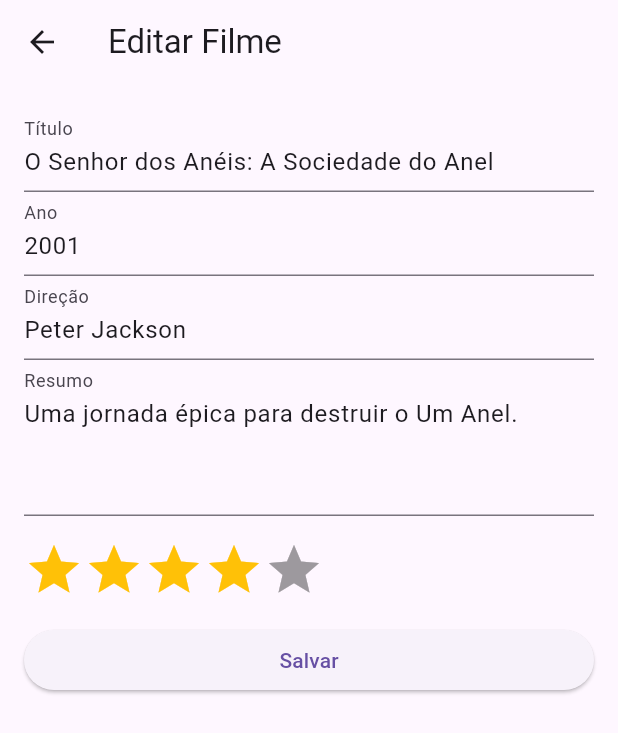
After one commit to brunojamelli/app_catalogo_filmes, a Flutter app: the screen it shows after launch, after a tap on "O Senhor dos Anéis: A Sociedade do Anel", on a phone screen of 412 x 824 dp. The commit adds this screen. Shown: the top 733 px of the screen. Run offline on Flutter 3.47's test engine with Material 3 defaults, Android fonts, the phone set to English and light mode, and no system bars; drawn by our look-alikes of flutter_rating_bar; our stand-ins replace sqflite; accounts and stored records are empty; network calls fail.

Commit message:
feat: criação do componente de cadastro / edição de filme, atualização do database helper e adição do float action button

```diff
--- /dev/null
+++ b/lib/cadastro_screen.dart
@@ -0,0 +1,155 @@
+import 'package:flutter/material.dart';
+import 'package:flutter_rating_bar/flutter_rating_bar.dart';
+import 'database.dart';
+
+class CadastroScreen extends StatefulWidget {
+  final Map<String, dynamic>? filme;
+
+  CadastroScreen({this.filme});
+
+  @override
+  _CadastroScreenState createState() => _CadastroScreenState();
+}
+
+class _CadastroScreenState extends State<CadastroScreen> {
+  final _formKey = GlobalKey<FormState>();
+  final _tituloController = TextEditingController();
+  final _anoController = TextEditingController();
+  final _direcaoController = TextEditingController();
+  final _resumoController = TextEditingController();
+  double _nota = 3;
+
+  // Lista de URLs de cartazes
+  final List<String> _cartazes = [
+    'https://image.tmdb.org/t/p/w500/rPdtL9s8cUROZK1hRflLQ9f7VnW.jpg', // O Poderoso Chefão
+    'https://image.tmdb.org/t/p/w500/8ZBY6YR9QYVDWX4Z3zQvJz4ZzZz.jpg', // O Senhor dos Anéis
+    'https://image.tmdb.org/t/p/w500/nBNZadXqJSdt05SHLqgT0HuC5Gm.jpg', // Interestelar
+    'https://image.tmdb.org/t/p/w500/7IiTTgloJzvGI1TAYymCfbfl3vT.jpg', // Outro filme
+    'https://image.tmdb.org/t/p/w500/9xjZS2rlVxm8SFx8kPC3aIGCOYQ.jpg', // Outro filme
+    'https://image.tmdb.org/t/p/w500/1Lh9LER4xRQ3INFFi2dfS2hpRwv.jpg', // Outro filme
+    'https://image.tmdb.org/t/p/w500/6oom5QYQ2yQTMJIbnvbkBL9cHo6.jpg', // Outro filme
+  ];
+
+  // Método para selecionar uma URL aleatória
+  String _getRandomPoster() {
+    final random = DateTime.now().millisecondsSinceEpoch % _cartazes.length;
+    return _cartazes[random];
+  }
+
+  @override
+  void initState() {
+    super.initState();
+    if (widget.filme != null) {
+      _tituloController.text = widget.filme!['titulo'];
+      _anoController.text = widget.filme!['ano'].toString();
+      _direcaoController.text = widget.filme!['direcao'];
+      _resumoController.text = widget.filme!['resumo'];
+      _nota = widget.filme!['nota'].toDouble();
+    }
+  }
+
+  void _salvarFilme() async {
+    if (_formKey.currentState!.validate()) {
+      final filme = {
+        'titulo': _tituloController.text,
+        'ano': int.parse(_anoController.text),
+        'direcao': _direcaoController.text,
+        'resumo': _resumoController.text,
+        'url_cartaz': _getRandomPoster(), // Atribui uma URL aleatória
+        'nota': _nota.round(),
+      };
+
+      if (widget.filme != null) {
+        filme['id'] = widget.filme!['id'];
+        await DatabaseHelper().updateFilme(filme);
+      } else {
+        await DatabaseHelper().insertFilme(filme);
+      }
+
+      ScaffoldMessenger.of(context).showSnackBar(
+        SnackBar(content: Text('Filme salvo com sucesso!')),
+      );
+      Navigator.pop(context);
+    }
+  }
+
+  @override
+  Widget build(BuildContext context) {
+    return Scaffold(
+      appBar: AppBar(
+        title: Text(widget.filme == null ? 'Adicionar Filme' : 'Editar Filme'),
+      ),
+      body: Padding(
+        padding: const EdgeInsets.all(16.0),
+        child: Form(
+          key: _formKey,
+          child: ListView(
+            children: [
+              TextFormField(
+                controller: _tituloController,
+                decoration: InputDecoration(labelText: 'Título'),
+                validator: (value) {
+                  if (value == null || value.isEmpty) {
+                    return 'Por favor, insira o título';
+                  }
+                  return null;
+                },
+              ),
+              TextFormField(
+                controller: _anoController,
+                decoration: InputDecoration(labelText: 'Ano'),
+                keyboardType: TextInputType.number,
+                validator: (value) {
+                  if (value == null || value.isEmpty) {
+                    return 'Por favor, insira o ano';
+                  }
+                  return null;
+                },
+              ),
+              TextFormField(
+                controller: _direcaoController,
+                decoration: InputDecoration(labelText: 'Direção'),
+                validator: (value) {
+                  if (value == null || value.isEmpty) {
+                    return 'Por favor, insira a direção';
+                  }
+                  return null;
+                },
+              ),
+              TextFormField(
+                controller: _resumoController,
+                decoration: InputDecoration(labelText: 'Resumo'),
+                maxLines: 3,
+                validator: (value) {
+                  if (value == null || value.isEmpty) {
+                    return 'Por favor, insira o resumo';
+                  }
+                  return null;
+                },
+              ),
+              SizedBox(height: 16),
+              RatingBar.builder(
+                initialRating: _nota,
+                minRating: 1,
+                direction: Axis.horizontal,
+                allowHalfRating: false,
+                itemCount: 5,
+                itemBuilder: (context, _) => Icon(Icons.star, color: Colors.amber),
+                onRatingUpdate: (rating) {
+                  setState(() {
+                    _nota = rating;
+                  });
+                },
+              ),
+              SizedBox(height: 16),
+              ElevatedButton(
+                onPressed: _salvarFilme,
+                child: Text('Salvar'),
+              ),
+            ],
+          ),
+        ),
+      ),
+    );
+  }
+}
--- a/lib/database.dart
+++ b/lib/database.dart
@@ -73,4 +73,19 @@ class DatabaseHelper {
     Database db = await database;
     return await db.query('filmes');
   }
+
+  Future<int> insertFilme(Map<String, dynamic> filme) async {
+    Database db = await database;
+    return await db.insert('filmes', filme);
+  }
+
+  Future<int> updateFilme(Map<String, dynamic> filme) async {
+    Database db = await database;
+    return await db.update('filmes', filme, where: 'id = ?', whereArgs: [filme['id']]);
+  }
+
+   Future<int> deleteFilme(int id) async {
+    Database db = await database;
+    return await db.delete('filmes', where: 'id = ?', whereArgs: [id]);
+  }
 }
--- a/lib/home_screen.dart
+++ b/lib/home_screen.dart
@@ -1,5 +1,6 @@
 import 'package:flutter/material.dart';
 import 'database.dart';
+import 'cadastro_screen.dart'; // Importe a tela de cadastro
 
 class HomeScreen extends StatefulWidget {
   @override
@@ -22,6 +23,33 @@ class _HomeScreenState extends State<HomeScreen> {
     });
   }
 
+  void _navegarParaCadastro() async {
+    await Navigator.push(
+      context,
+      MaterialPageRoute(builder: (context) => CadastroScreen()),
+    );
+    _carregarFilmes(); // Recarrega a lista após o cadastro
+  }
+
+  void _editarFilme(int id) async {
+    final filme = _filmes.firstWhere((filme) => filme['id'] == id);
+    await Navigator.push(
+      context,
+      MaterialPageRoute(
+        builder: (context) => CadastroScreen(filme: filme),
+      ),
+    );
+    _carregarFilmes(); // Recarrega a lista após a edição
+  }
+
+  void _removerFilme(int id) async {
+    await DatabaseHelper().deleteFilme(id);
+    ScaffoldMessenger.of(context).showSnackBar(
+      SnackBar(content: Text('Filme removido com sucesso!')),
+    );
+    _carregarFilmes(); // Recarrega a lista após a exclusão
+  }
+
   @override
   Widget build(BuildContext context) {
     return Scaffold(
@@ -38,7 +66,10 @@ class _HomeScreenState extends State<HomeScreen> {
         itemCount: _filmes.length,
         itemBuilder: (context, index) {
           final filme = _filmes[index];
-          return Card(
+          return GestureDetector(
+            onTap: () => _editarFilme(filme['id']), // Editar ao tocar
+            onLongPress: () => _removerFilme(filme['id']), // Remover ao tocar longo
+            child: Card(
               margin: EdgeInsets.all(8.0),
               child: Padding(
                 padding: EdgeInsets.all(8.0),
@@ -81,8 +112,13 @@ class _HomeScreenState extends State<HomeScreen> {
                   ],
                 ),
               ),
+            ),
           );
         },
+      ),
+      floatingActionButton: FloatingActionButton(
+        onPressed: _navegarParaCadastro, // Navegar para o cadastro
+        child: Icon(Icons.add),
       ),
     );
   }
```
Lines whose indentation alone changed are shown as unchanged.
